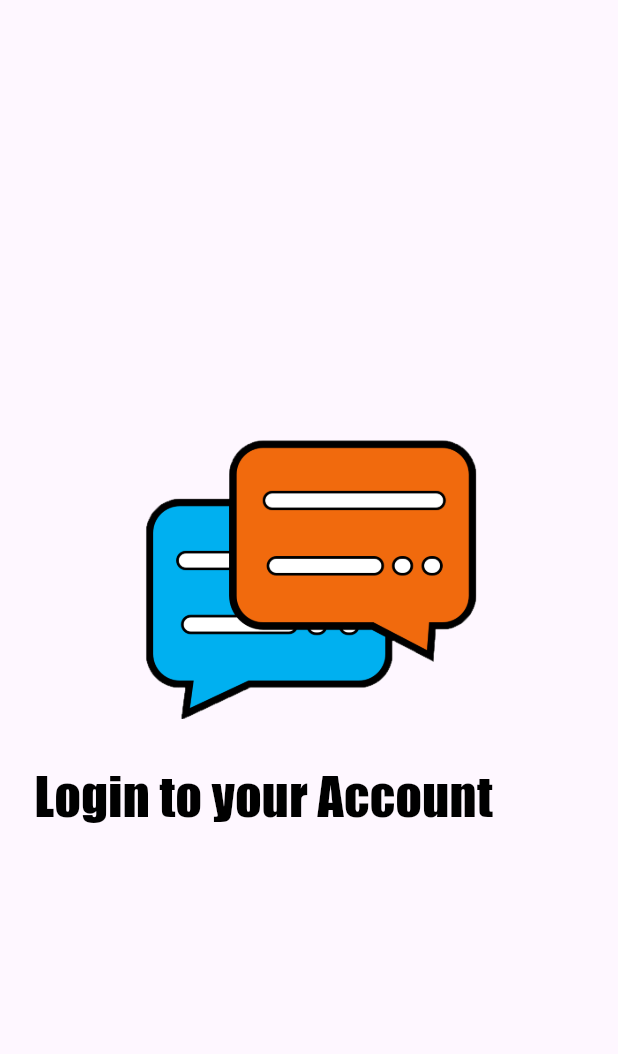
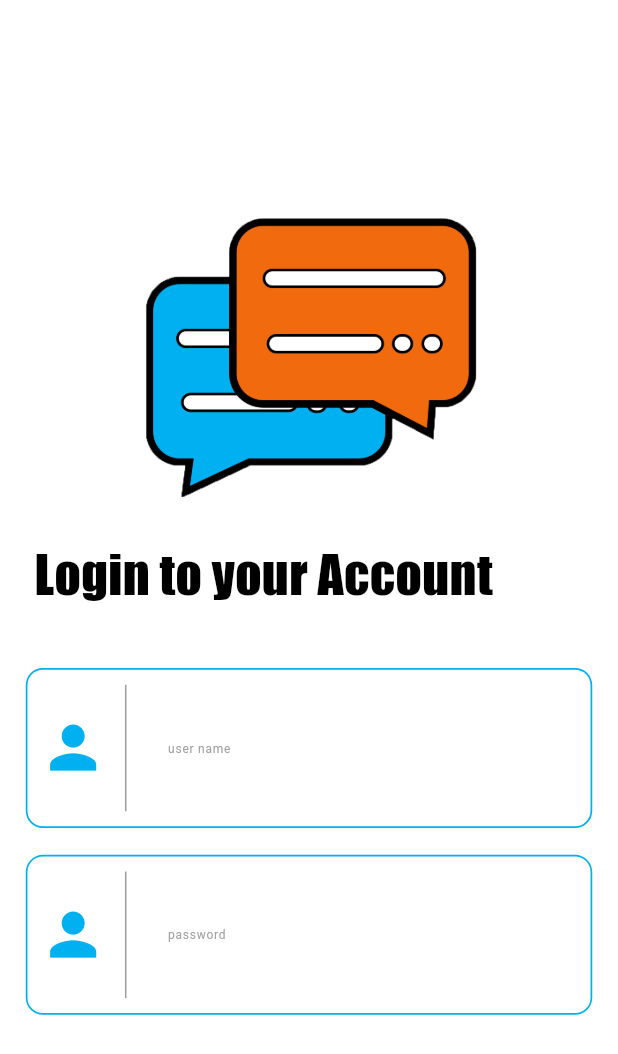
Before and after one commit to Mohand-2004/Chatti, a Flutter app: the screen it shows after launch, on a phone screen of 412 x 824 dp. Shown: the top 1054 px of the screen. Run offline on Flutter 3.47's test engine with Material 3 defaults, Android fonts, the phone set to English and light mode, and no system bars; our stand-ins replace device_preview, flutter_screenutil.

Commit message:
add text feilds

```diff
--- a/lib/screens/home_page.dart
+++ b/lib/screens/home_page.dart
@@ -5,6 +5,7 @@ class HomePage extends StatelessWidget{
   @override
   Widget build(BuildContext context) {
     return Scaffold(
+      backgroundColor: Colors.white,
       appBar: AppBar(
         backgroundColor: Colors.cyan,
         title: Text(
--- a/lib/screens/login_screen.dart
+++ b/lib/screens/login_screen.dart
@@ -1,11 +1,13 @@
 import 'package:flutter/material.dart';
 import 'package:flutter_screenutil/flutter_screenutil.dart';
+import 'package:my_app/widgets/entry.dart';
 
 class LoginScreen extends StatelessWidget{
   const LoginScreen({super.key});
   @override
   Widget build(BuildContext context){
     return Scaffold(
+      backgroundColor: Colors.white,
       body: SizedBox(
         width: MediaQuery.of(context).size.width,
         child: Column(
@@ -42,6 +44,45 @@ class LoginScreen extends StatelessWidget{
                 const Spacer(),
               ],
             ),
+
+            // space between
+            const SizedBox(height: 10,),
+
+            // text field space
+            Container(
+              margin: EdgeInsets.symmetric(horizontal: 10.w),
+              padding: EdgeInsets.symmetric(horizontal: 5.w,vertical: 8.h),
+              height: 250.r,
+              width: MediaQuery.of(context).size.width,
+              child: Column(
+                children: [
+                  // top space
+                  SizedBox(height: 15.h,),
+
+                  Expanded(
+                    child: Entry(
+                      hinttext: 'user name',
+                      icon: Icons.person,
+                      controller: TextEditingController()
+                    ),
+                  ),
+
+                  // space between
+                  SizedBox(height: 15.h,),
+
+                  Expanded(
+                    child: Entry(
+                      hinttext: 'password',
+                      icon: Icons.person,
+                      controller: TextEditingController()
+                    ),
+                  ),
+
+                  // bottom space
+                  SizedBox(height: 15.h,),
+                ],
+              ),
+            )
           ],
         ),
       ),
```
